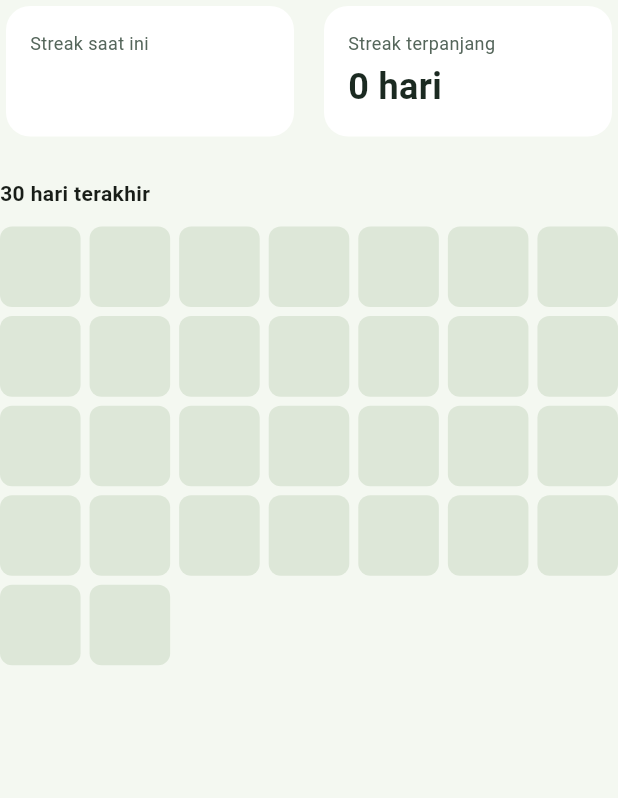
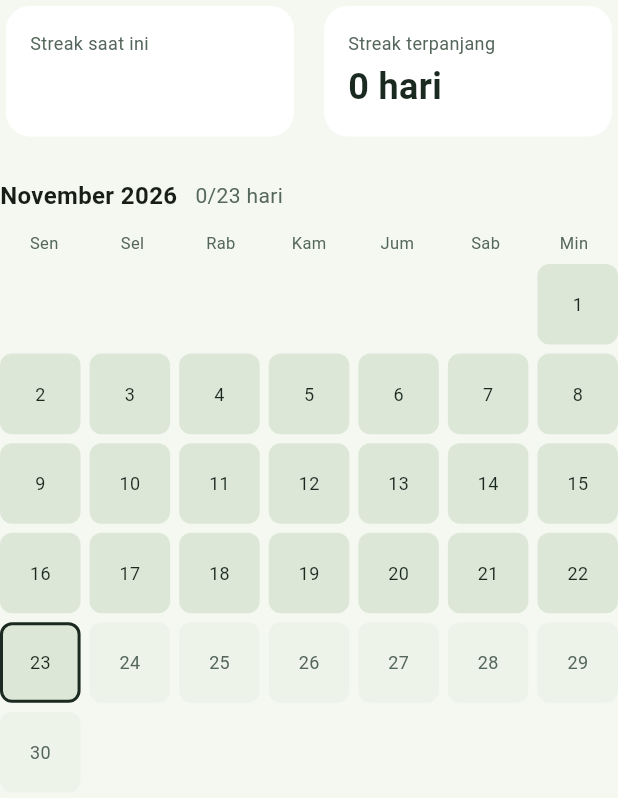
Before and after one commit to irulanam11/routime_OTIMobApps26, a Flutter app: the HabitDetailContent widget shown alone on an empty page, opened directly with empty values, on a phone screen of 412 x 824 dp. Shown: the top 798 px of the screen. Run offline on Flutter 3.47's test engine with Material 3 defaults, Android fonts, the phone set to English and light mode, and no system bars; our stand-ins replace material_ui, shared_preferences; accounts and stored records are empty.

Commit message:
menambahkan loading screen kalender bulanan

```diff
--- a/lib/screens/habit_detail_screen.dart
+++ b/lib/screens/habit_detail_screen.dart
@@ -53,7 +53,7 @@ class HabitDetailScreen extends StatelessWidget {
   }
 }
 
-/// Isi detail (streak + riwayat 30 hari), tanpa Scaffold.
+/// Isi detail (streak + kalender bulan ini), tanpa Scaffold.
 class HabitDetailContent extends StatelessWidget {
   final Habit habit;
   const HabitDetailContent({super.key, required this.habit});
@@ -61,7 +61,23 @@ class HabitDetailContent extends StatelessWidget {
   @override
   Widget build(BuildContext context) {
     final color = Color(habit.colorValue);
-    final today = DateTime.now();
+    final now = DateTime.now();
+    final totalDays = daysInMonth(now.year, now.month);
+
+    // Berapa kotak kosong sebelum tanggal 1 (Senin = 0, ... Minggu = 6)
+    final offset = DateTime(now.year, now.month, 1).weekday - 1;
+
+    bool isDone(int day) => habit.doneDates
+        .contains(dateKey(DateTime(now.year, now.month, day)));
+
+    var doneCount = 0;
+    for (var d = 1; d <= now.day; d++) {
+      if (isDone(d)) doneCount++;
+    }
+
+    // Warna angka di dalam kotak: gelap jika latarnya terang
+    final doneTextColor =
+        color.computeLuminance() > 0.4 ? AppColors.text : Colors.white;
 
     return Column(
       crossAxisAlignment: CrossAxisAlignment.start,
@@ -86,9 +102,45 @@ class HabitDetailContent extends StatelessWidget {
           ],
         ),
         const SizedBox(height: 24),
-        const Text('30 hari terakhir',
-            style: TextStyle(fontWeight: FontWeight.w600)),
+
+        // Judul bulan + jumlah hari selesai
+        Wrap(
+          alignment: WrapAlignment.spaceBetween,
+          crossAxisAlignment: WrapCrossAlignment.center,
+          spacing: 12,
+          children: [
+            Text(
+              '${monthNames[now.month - 1]} ${now.year}',
+              style: const TextStyle(
+                  fontWeight: FontWeight.w600, fontSize: 16),
+            ),
+            Text(
+              '$doneCount/${now.day} hari',
+              style: const TextStyle(color: AppColors.muted),
+            ),
+          ],
+        ),
         const SizedBox(height: 12),
+
+        // Baris nama hari
+        Row(
+          children: [
+            for (final name in dayNames)
+              Expanded(
+                child: Center(
+                  child: Text(
+                    name,
+                    textScaler: TextScaler.noScaling,
+                    style: const TextStyle(
+                        fontSize: 11, color: AppColors.muted),
+                  ),
+                ),
+              ),
+          ],
+        ),
+        const SizedBox(height: 6),
+
+        // Kalender: kotak kosong (offset) lalu satu kotak per hari
         GridView.count(
           crossAxisCount: 7,
           shrinkWrap: true,
@@ -96,14 +148,32 @@ class HabitDetailContent extends StatelessWidget {
           mainAxisSpacing: 6,
           crossAxisSpacing: 6,
           children: [
-            for (var i = 29; i >= 0; i--)
+            for (var i = 0; i < offset; i++) const SizedBox.shrink(),
+            for (var d = 1; d <= totalDays; d++)
               Container(
                 decoration: BoxDecoration(
-                  color: habit.doneDates
-                          .contains(dateKey(today.subtract(Duration(days: i))))
-                      ? color
-                      : const Color(0xFFDDE7D8),
+                  color: d > now.day
+                      ? const Color(0xFFEEF3EA) // belum tiba
+                      : isDone(d)
+                          ? color // selesai
+                          : const Color(0xFFDDE7D8), // terlewat
                   borderRadius: BorderRadius.circular(8),
+                  border: d == now.day
+                      ? Border.all(color: AppColors.text, width: 2)
+                      : null,
+                ),
+                alignment: Alignment.center,
+                child: Text(
+                  '$d',
+                  textScaler: TextScaler.noScaling,
+                  style: TextStyle(
+                    fontSize: 12,
+                    color: d > now.day
+                        ? AppColors.muted
+                        : isDone(d)
+                            ? doneTextColor
+                            : AppColors.text,
+                  ),
                 ),
               ),
           ],
@@ -141,7 +211,7 @@ class _StatCard extends StatelessWidget {
                       fontSize: 24,
                       fontWeight: FontWeight.bold,
                       color: valueColor)),
-            )
+            ),
           ],
         ),
       ),
--- a/lib/screens/home_screen.dart
+++ b/lib/screens/home_screen.dart
@@ -145,7 +145,7 @@ class _HomeScreenState extends State<HomeScreen> {
                   child: Column(
                     crossAxisAlignment: CrossAxisAlignment.start,
                     children: [
-                      const Text('Kebunmu tumbuh',
+                      const Text('Progress hari ini',
                           style: TextStyle(fontWeight: FontWeight.w600)),
                       const SizedBox(height: 4),
                       Text(
@@ -215,7 +215,7 @@ class _HomeScreenState extends State<HomeScreen> {
                             }
                           },
                           leading:
-                              Icon(Icons.eco, color: Color(h.colorValue)),
+                              CircleAvatar(radius: 10, backgroundColor: Color(h.colorValue)),
                           title: Text(h.name),
                           subtitle: Text('Streak ${currentStreak(h)} hari'),
                           trailing: IconButton(
--- a/lib/utils/date_utils.dart
+++ b/lib/utils/date_utils.dart
@@ -55,3 +55,12 @@ String greeting() {
   if (hour < 18) return 'Selamat sore!';
   return 'Selamat malam!';
 }
+
+const monthNames = [
+  'Januari', 'Februari', 'Maret', 'April', 'Mei', 'Juni',
+  'Juli', 'Agustus', 'September', 'Oktober', 'November', 'Desember',
+];
+
+/// Jumlah hari dalam bulan tertentu (otomatis benar untuk Februari/kabisat).
+/// Trik: hari ke-0 bulan berikutnya = hari terakhir bulan ini.
+int daysInMonth(int year, int month) => DateTime(year, month + 1, 0).day;
```
Also changed, not shown: lib/main.dart (+5 -9 lines), lib/screens/splash_screen.dart (added, +99 -0 lines).
